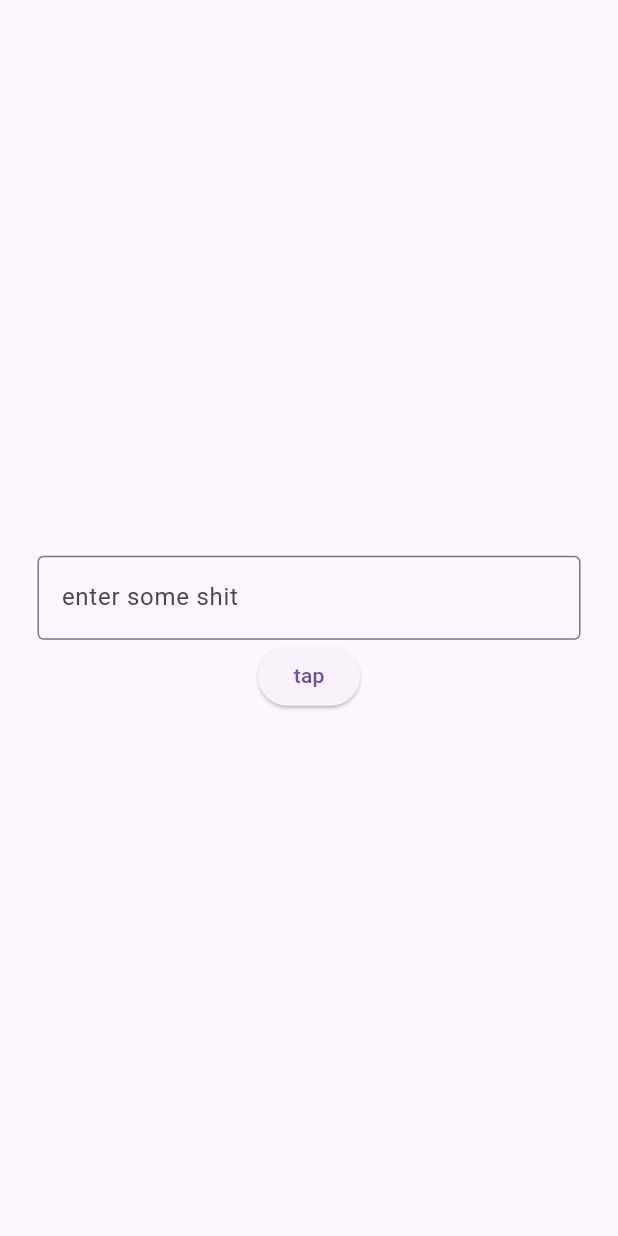
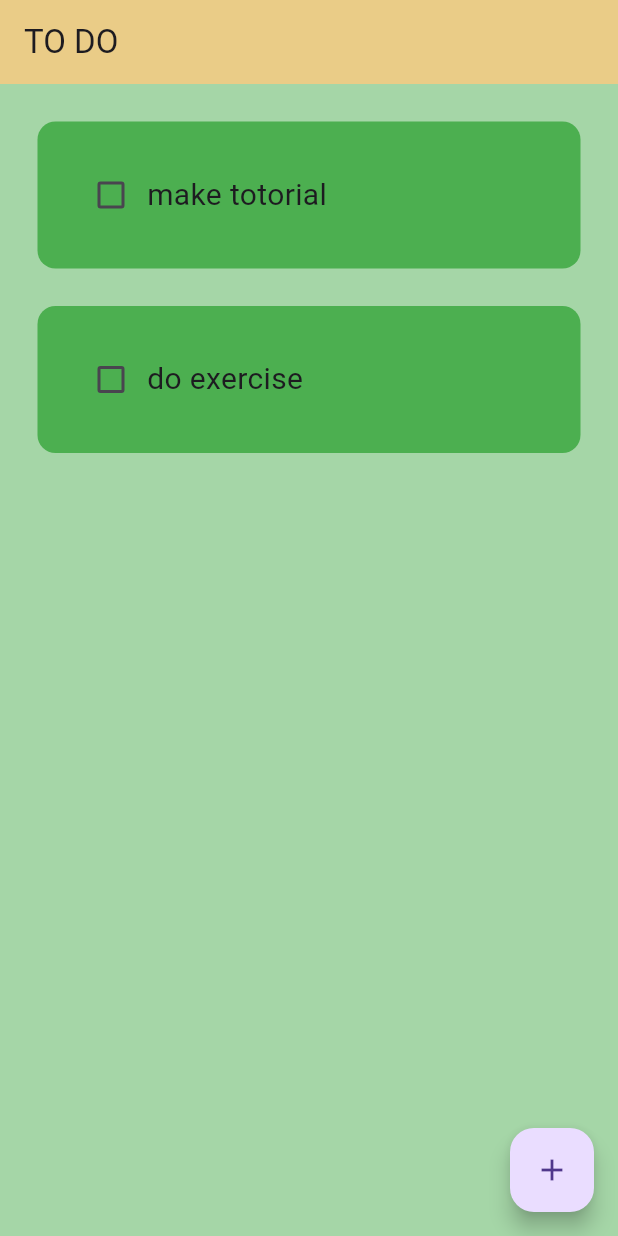
Before and after one commit to Dave-notch/dummy_test_app, a Flutter app: the screen it shows after launch, on a phone screen of 412 x 824 dp. Run offline on Flutter 3.47's test engine with Material 3 defaults, Android fonts, the phone set to English and light mode, and no system bars; our stand-ins replace device_preview, google_fonts.

Commit message:
Todo App on the way

```diff
--- a/analysis_options.yaml
+++ b/analysis_options.yaml
@@ -7,6 +7,9 @@
 
 # The following line activates a set of recommended lints for Flutter apps,
 # packages, and plugins designed to encourage good coding practices.
+analyzer:
+  errors:
+    sort_child_properties_last: ignore
 include: package:flutter_lints/flutter.yaml
 
 linter:
--- /dev/null
+++ b/lib/Utilities/Todo_list.dart
@@ -0,0 +1,46 @@
+// ignore_for_file: non_constant_identifier_names, must_be_immutable
+
+import 'package:flutter/material.dart';
+
+class TodoTile extends StatelessWidget {
+  final String Taskname;
+  final bool taskCompleted;
+  Function(bool?)? onChanged;
+  TodoTile({
+    super.key,
+    required this.Taskname,
+    required this.taskCompleted,
+    required this.onChanged,
+  });
+
+  @override
+  Widget build(BuildContext context) {
+    return Padding(
+      padding: const EdgeInsets.only(left: 25, right: 25, top: 25),
+      child: Container(
+        padding: EdgeInsets.all(25),
+
+        child: Row(
+          children: [
+            // checkbox
+            Checkbox(value: taskCompleted, onChanged: onChanged),
+            // text
+            Text(
+              Taskname,
+              style: TextStyle(
+                fontSize: 20,
+                decoration: taskCompleted
+                    ? TextDecoration.lineThrough
+                    : TextDecoration.none,
+              ),
+            ),
+          ],
+        ),
+        decoration: BoxDecoration(
+          color: Colors.green,
+          borderRadius: BorderRadius.circular(12),
+        ),
+      ),
+    );
+  }
+}
--- a/lib/main.dart
+++ b/lib/main.dart
@@ -1,6 +1,6 @@
 // ignore_for_file: unused_import
 import 'package:device_preview/device_preview.dart';
-import 'package:dummy_test_app/pages/text_filed.dart';
+import 'package:dummy_test_app/pages/Home_page.dart';
 import 'package:flutter/material.dart';
 
 void main() {
@@ -22,7 +22,8 @@ class MyApp extends StatelessWidget {
       locale: DevicePreview.locale(context),
       builder: DevicePreview.appBuilder,
       debugShowCheckedModeBanner: false,
-      home: TextFiled(),
+      home: HomePage(),
+      theme: ThemeData(primarySwatch: Colors.green),
     );
   }
 }
--- /dev/null
+++ b/lib/pages/Home_page.dart
@@ -0,0 +1,70 @@
+// ignore: unused_import
+// ignore_for_file: non_constant_identifier_names
+
+import 'package:dummy_test_app/Utilities/Todo_list.dart';
+import 'package:dummy_test_app/Utilities/dialog_box.dart';
+// ignore: unused_import
+import 'package:google_fonts/google_fonts.dart';
+import 'package:flutter/material.dart';
+
+class HomePage extends StatefulWidget {
+  const HomePage({super.key});
+
+  @override
+  State<HomePage> createState() => _HomePageState();
+}
+
+class _HomePageState extends State<HomePage> {
+  List TodoList = [
+    ['make totorial', false],
+    ['do exercise', false],
+  ];
+
+  //checkbox tapped
+  void CheckboxChanged(bool? value, int index) {
+    setState(() {
+      TodoList[index][1] = !TodoList[index][1];
+    });
+  }
+
+  void newTaskname() {
+    TextField();
+  }
+
+  void createNewtask() {
+    setState(() {
+      showDialog(
+        context: context,
+        builder: (context) {
+          return DialogBox();
+        },
+      );
+    });
+  }
+
+  @override
+  Widget build(BuildContext context) {
+    return Scaffold(
+      appBar: AppBar(
+        backgroundColor: Colors.amber[200],
+        title: Text('TO DO'),
+        elevation: 100,
+      ),
+      backgroundColor: Colors.green[200],
+      floatingActionButton: FloatingActionButton(
+        onPressed: createNewtask,
+        child: Icon(Icons.add),
+      ),
+      body: ListView.builder(
+        itemCount: TodoList.length,
+        itemBuilder: (context, index) {
+          return TodoTile(
+            Taskname: TodoList[index][0],
+            taskCompleted: TodoList[index][1],
+            onChanged: (value) => CheckboxChanged(value, index),
+          );
+        },
+      ),
+    );
+  }
+}
--- a/lib/pages/text_filed.dart
+++ /dev/null
@@ -1,48 +0,0 @@
-import 'package:flutter/material.dart';
-
-class TextFiled extends StatefulWidget {
-  const TextFiled({super.key});
-
-  @override
-  State<TextFiled> createState() => _TextFiledState();
-}
-
-class _TextFiledState extends State<TextFiled> {
-  TextEditingController myController = TextEditingController();
-
-  String GreetMessege = "";
-
-  void GreetUser() {
-    String Username = myController.text;
-    setState(() {
-      GreetMessege = "Hello, " + Username;
-    });
-  }
-
-  @override
-  Widget build(BuildContext context) {
-    return Scaffold(
-      body: Center(
-        child: SizedBox(
-          child: Padding(
-            padding: const EdgeInsets.all(25),
-            child: Column(
-              mainAxisAlignment: MainAxisAlignment.center,
-              children: [
-                Text(GreetMessege),
-                TextField(
-                  controller: myController,
-                  decoration: InputDecoration(
-                    border: OutlineInputBorder(),
-                    hintText: 'enter some shit',
-                  ),
-                ),
-                ElevatedButton(onPressed: GreetUser, child: Text('tap')),
-              ],
-            ),
-          ),
-        ),
-      ),
-    );
-  }
-}
--- a/pubspec.yaml
+++ b/pubspec.yaml
@@ -34,6 +34,7 @@ dependencies:
 
   http: ^1.1.0
   provider: ^6.0.0
+  google_fonts: ^6.3.3
 
   # The following adds the Cupertino Icons font to your application.
   # Use with the CupertinoIcons class for iOS style icons.
```
Also changed, not shown: lib/Utilities/dialog_box.dart (added, +22 -0 lines), lib/Utilities/my_button.dart (added, +15 -0 lines), pubspec.lock, 1 other file.
